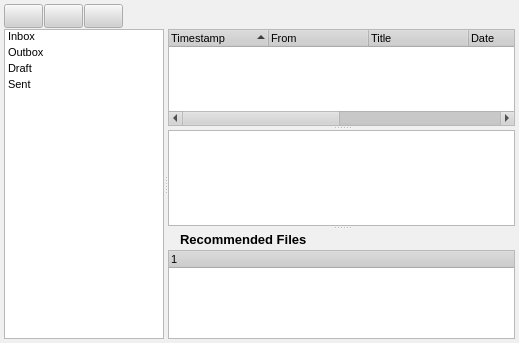
Qt form rs-Qt-gui/src/gui/MessagesDialog.ui (autoscatto/retroshare) before a commit.
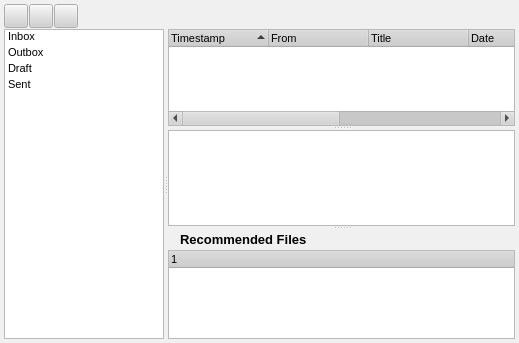
The same form after that commit. Icons and pictures are not drawn.

Diff of the .ui file:
```diff
--- a/rs-Qt-gui/src/gui/MessagesDialog.ui
+++ b/rs-Qt-gui/src/gui/MessagesDialog.ui
@@ -515,6 +515,12 @@
        <height>24</height>
       </size>
      </property>
+     <property name="maximumSize" >
+      <size>
+       <width>24</width>
+       <height>24</height>
+      </size>
+     </property>
      <property name="toolTip" >
       <string>&lt;html>&lt;head>&lt;meta name="qrichtext" content="1" />&lt;style type="text/css">
 p, li { white-space: pre-wrap; }
@@ -745,6 +751,12 @@
        <height>24</height>
       </size>
      </property>
+     <property name="maximumSize" >
+      <size>
+       <width>24</width>
+       <height>24</height>
+      </size>
+     </property>
      <property name="toolTip" >
       <string>&lt;html>&lt;head>&lt;meta name="qrichtext" content="1" />&lt;style type="text/css">
 p, li { white-space: pre-wrap; }
@@ -783,6 +795,12 @@
        <height>24</height>
       </size>
      </property>
+     <property name="maximumSize" >
+      <size>
+       <width>24</width>
+       <height>24</height>
+      </size>
+     </property>
      <property name="toolTip" >
       <string>&lt;html>&lt;head>&lt;meta name="qrichtext" content="1" />&lt;style type="text/css">
 p, li { white-space: pre-wrap; }
@@ -810,6 +828,9 @@
        <height>24</height>
       </size>
      </property>
+     <property name="default" >
+      <bool>false</bool>
+     </property>
     </widget>
    </item>
    <item row="0" column="3" >
```
Left out of the diff: 34 changed lines with no effect on the pictures.
